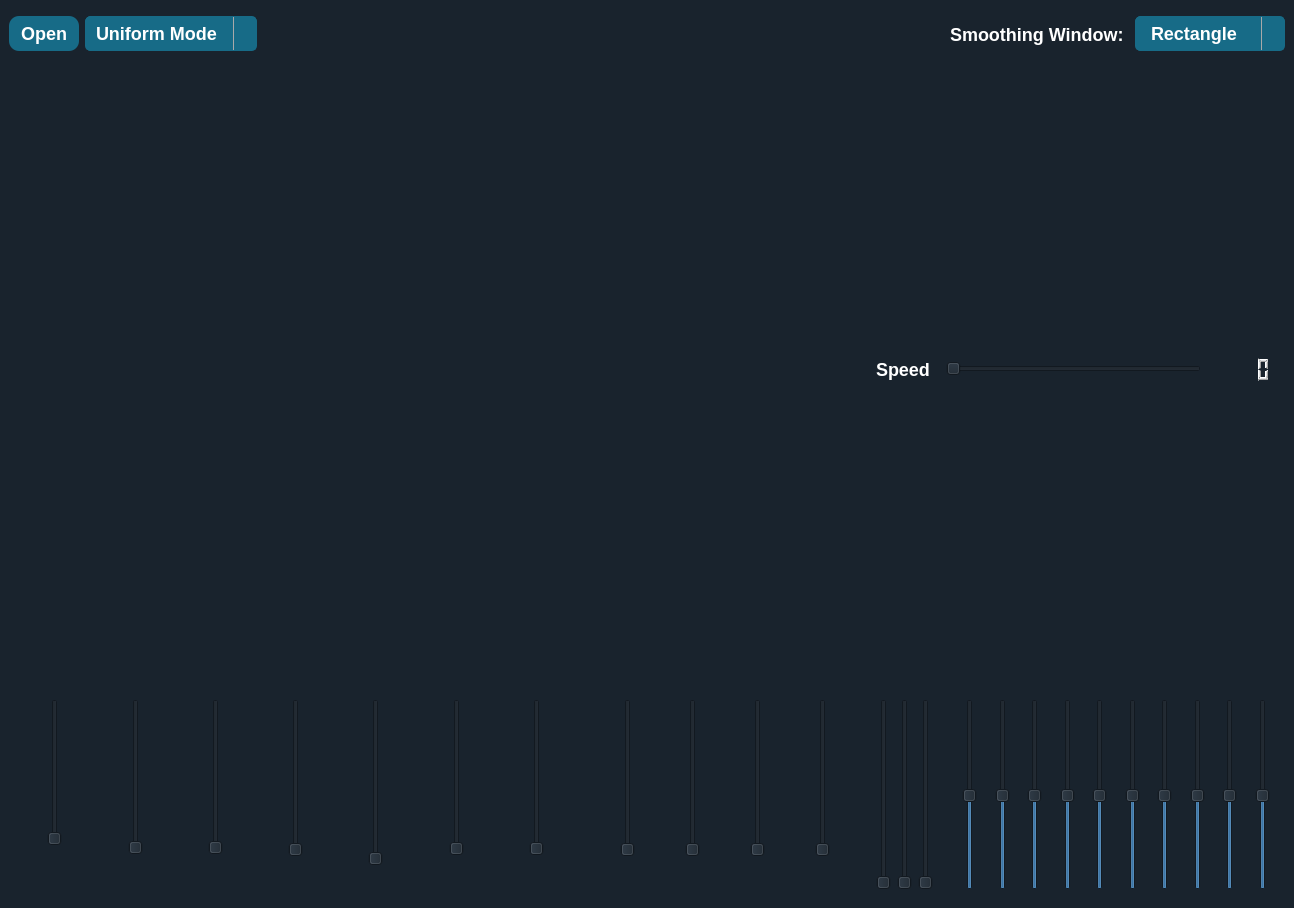
Above: main.ui from omarshaban02/Equalizer before the change. Below: the same form after it.
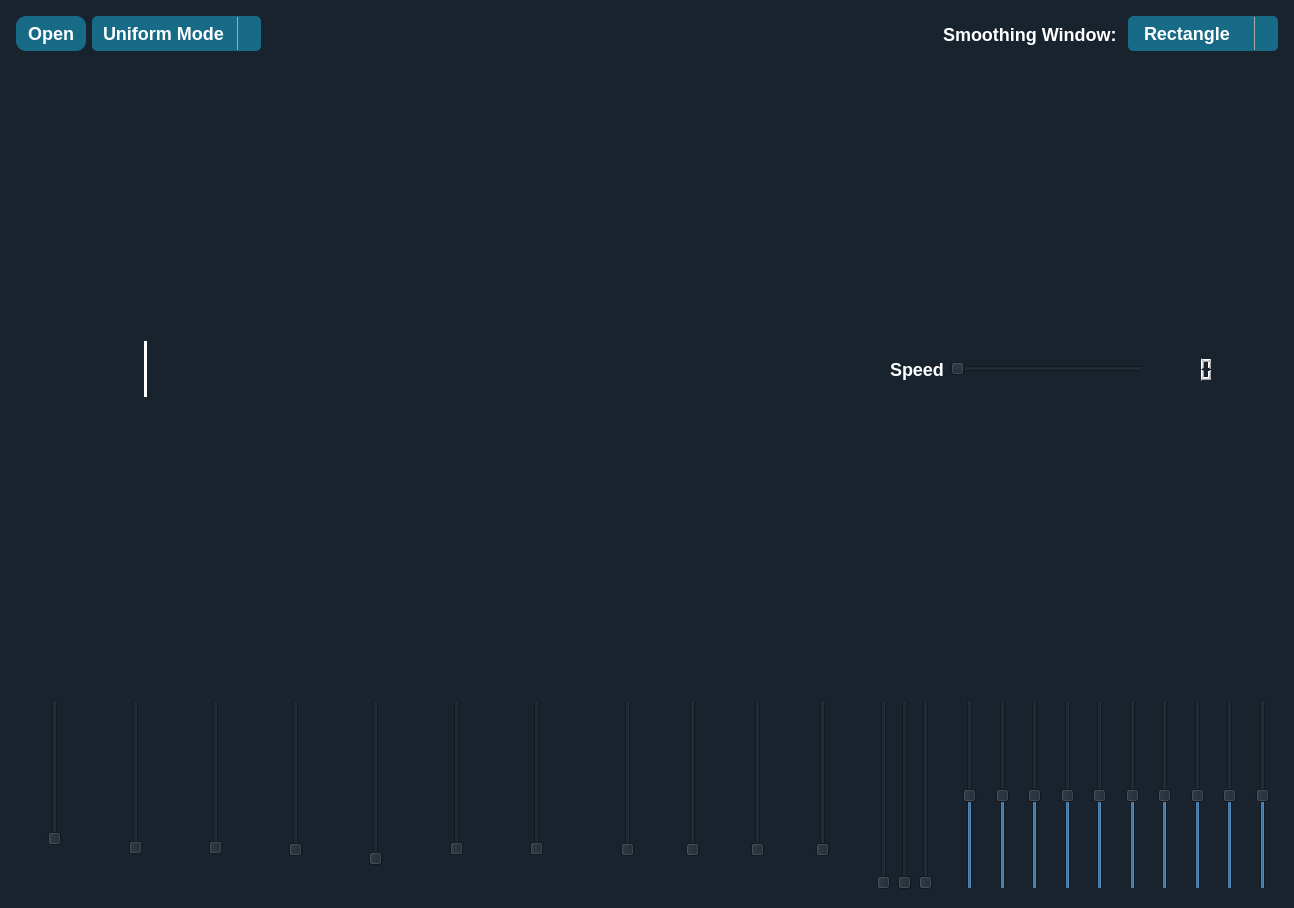
That is the form after the change. Icons and pictures are not drawn.

Patch:
```diff
--- a/main.ui
+++ b/main.ui
@@ -302,9 +302,15 @@
        <enum>QFrame::Raised</enum>
       </property>
       <layout class="QHBoxLayout" name="horizontalLayout_5" stretch="1,1,4,1,1">
+       <property name="leftMargin">
+        <number>16</number>
+       </property>
        <property name="topMargin">
         <number>11</number>
        </property>
+       <property name="rightMargin">
+        <number>16</number>
+       </property>
        <property name="bottomMargin">
         <number>0</number>
        </property>
@@ -504,21 +510,27 @@
       <property name="frameShadow">
        <enum>QFrame::Raised</enum>
       </property>
-      <layout class="QHBoxLayout" name="horizontalLayout_2" stretch="0,2,2,2,2,2,2,1,4,1">
+      <layout class="QHBoxLayout" name="horizontalLayout_2" stretch="0,0,0,0,2,2,2,2,2,2,0,1,4,1">
        <property name="leftMargin">
-        <number>20</number>
+        <number>30</number>
        </property>
        <property name="topMargin">
         <number>0</number>
        </property>
        <property name="rightMargin">
-        <number>23</number>
+        <number>80</number>
        </property>
        <property name="bottomMargin">
         <number>0</number>
        </property>
        <item>
         <widget class="QPushButton" name="show_hide_btn">
+         <property name="sizePolicy">
+          <sizepolicy hsizetype="Expanding" vsizetype="Expanding">
+           <horstretch>0</horstretch>
+           <verstretch>0</verstretch>
+          </sizepolicy>
+         </property>
          <property name="styleSheet">
           <string notr="true">background-color: rgba(255, 255, 255, 0);
 border:none;</string>
@@ -541,6 +553,48 @@
          </property>
         </widget>
        </item>
+       <item>
+        <spacer name="horizontalSpacer_24">
+         <property name="orientation">
+          <enum>Qt::Horizontal</enum>
+         </property>
+         <property name="sizeHint" stdset="0">
+          <size>
+           <width>60</width>
+           <height>20</height>
+          </size>
+         </property>
+        </spacer>
+       </item>
+       <item>
+        <widget class="Line" name="line">
+         <property name="sizePolicy">
+          <sizepolicy hsizetype="Fixed" vsizetype="Expanding">
+           <horstretch>0</horstretch>
+           <verstretch>0</verstretch>
+          </sizepolicy>
+         </property>
+         <property name="styleSheet">
+          <string notr="true">background-color: rgb(255, 255, 255);</string>
+         </property>
+         <property name="orientation">
+          <enum>Qt::Vertical</enum>
+         </property>
+        </widget>
+       </item>
+       <item>
+        <spacer name="horizontalSpacer_26">
+         <property name="orientation">
+          <enum>Qt::Horizontal</enum>
+         </property>
+         <property name="sizeHint" stdset="0">
+          <size>
+           <width>50</width>
+           <height>20</height>
+          </size>
+         </property>
+        </spacer>
+       </item>
        <item>
         <widget class="QPushButton" name="replay_btn">
          <property name="sizePolicy">
@@ -733,6 +787,19 @@
          </property>
         </widget>
        </item>
+       <item>
+        <spacer name="horizontalSpacer_25">
+         <property name="orientation">
+          <enum>Qt::Horizontal</enum>
+         </property>
+         <property name="sizeHint" stdset="0">
+          <size>
+           <width>70</width>
+           <height>20</height>
+          </size>
+         </property>
+        </spacer>
+       </item>
        <item>
         <widget class="QLabel" name="speedLabel">
          <property name="sizePolicy">
```
